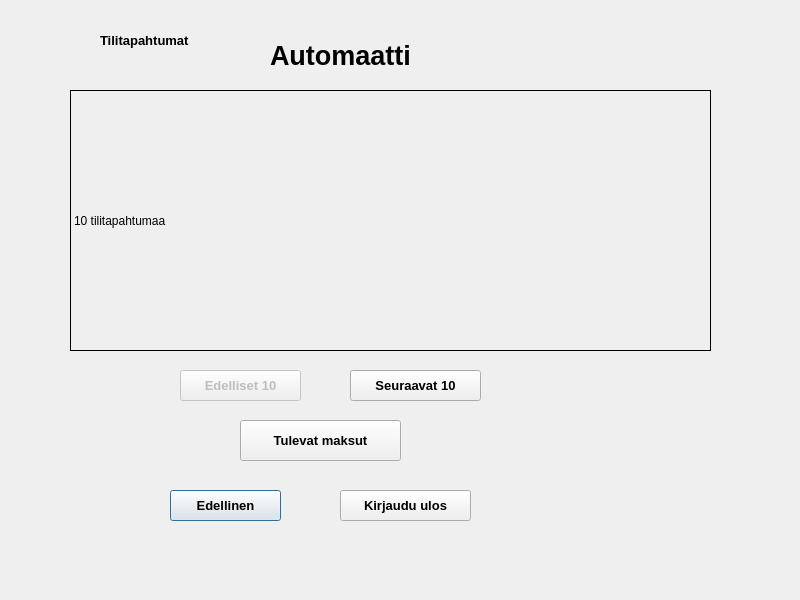
ssaukkonen/BankSimul_ryhma_31, file qt_frontend/ATM/tilitapahtumat.ui: the form before one commit.
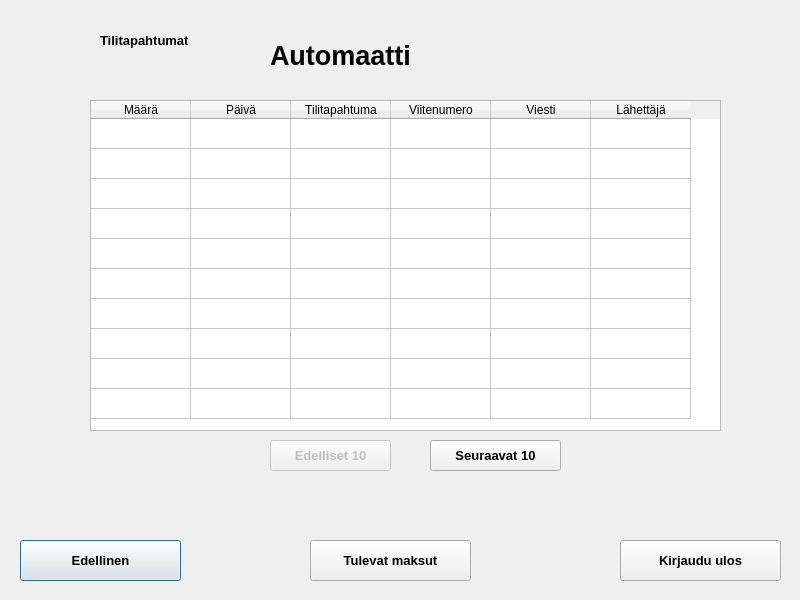
The form after the commit.

Commit message: tilitapahtumat toimii ja voi selata

```diff
--- a/qt_frontend/ATM/tilitapahtumat.ui
+++ b/qt_frontend/ATM/tilitapahtumat.ui
@@ -36,10 +36,10 @@
   <widget class="QPushButton" name="pushButton">
    <property name="geometry">
     <rect>
-     <x>170</x>
-     <y>490</y>
-     <width>111</width>
-     <height>31</height>
+     <x>20</x>
+     <y>540</y>
+     <width>161</width>
+     <height>41</height>
     </rect>
    </property>
    <property name="font">
@@ -76,10 +76,10 @@
   <widget class="QPushButton" name="pushButton_2">
    <property name="geometry">
     <rect>
-     <x>340</x>
-     <y>490</y>
-     <width>131</width>
-     <height>31</height>
+     <x>620</x>
+     <y>540</y>
+     <width>161</width>
+     <height>41</height>
     </rect>
    </property>
    <property name="font">
@@ -93,27 +93,11 @@
     <string>Kirjaudu ulos</string>
    </property>
   </widget>
-  <widget class="QLabel" name="ActionsLabel">
-   <property name="geometry">
-    <rect>
-     <x>70</x>
-     <y>90</y>
-     <width>641</width>
-     <height>261</height>
-    </rect>
-   </property>
-   <property name="frameShape">
-    <enum>QFrame::Box</enum>
-   </property>
-   <property name="text">
-    <string>10 tilitapahtumaa</string>
-   </property>
-  </widget>
   <widget class="QPushButton" name="NextButton">
    <property name="geometry">
     <rect>
-     <x>350</x>
-     <y>370</y>
+     <x>430</x>
+     <y>440</y>
      <width>131</width>
      <height>31</height>
     </rect>
@@ -135,8 +119,8 @@
    </property>
    <property name="geometry">
     <rect>
-     <x>180</x>
-     <y>370</y>
+     <x>270</x>
+     <y>440</y>
      <width>121</width>
      <height>31</height>
     </rect>
@@ -155,8 +139,8 @@
   <widget class="QPushButton" name="pushButton_5">
    <property name="geometry">
     <rect>
-     <x>240</x>
-     <y>420</y>
+     <x>310</x>
+     <y>540</y>
      <width>161</width>
      <height>41</height>
     </rect>
@@ -172,6 +156,68 @@
     <string>Tulevat maksut</string>
    </property>
   </widget>
+  <widget class="QTableWidget" name="tableWidget1">
+   <property name="geometry">
+    <rect>
+     <x>90</x>
+     <y>100</y>
+     <width>631</width>
+     <height>331</height>
+    </rect>
+   </property>
+   <property name="showGrid">
+    <bool>true</bool>
+   </property>
+   <property name="cornerButtonEnabled">
+    <bool>true</bool>
+   </property>
+   <property name="rowCount">
+    <number>10</number>
+   </property>
+   <attribute name="verticalHeaderVisible">
+    <bool>false</bool>
+   </attribute>
+   <row/>
+   <row/>
+   <row/>
+   <row/>
+   <row/>
+   <row/>
+   <row/>
+   <row/>
+   <row/>
+   <row/>
+   <column>
+    <property name="text">
+     <string>Määrä</string>
+    </property>
+   </column>
+   <column>
+    <property name="text">
+     <string>Päivä</string>
+    </property>
+   </column>
+   <column>
+    <property name="text">
+     <string>Tilitapahtuma</string>
+    </property>
+   </column>
+   <column>
+    <property name="text">
+     <string>Viitenumero</string>
+    </property>
+   </column>
+   <column>
+    <property name="text">
+     <string>Viesti</string>
+    </property>
+   </column>
+   <column>
+    <property name="text">
+     <string>Lähettäjä</string>
+    </property>
+   </column>
+  </widget>
  </widget>
  <resources/>
  <connections/>
```
The commit also changes 9 other files.
